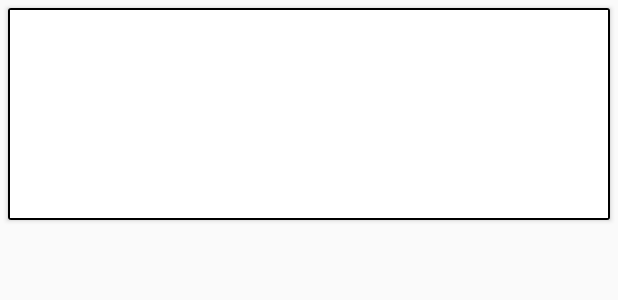
After one commit to nestorcalvo/Peluchitos, an Android app: the layout peluchitos_items.xml on its own in the app's theme, with its tools: preview values and no code run, on a phone screen of 412 x 824 dp. The commit adds this screen. Shown: the top 300 px of the screen. Run offline under Robolectric (Android 15) with nearby library versions, the phone set to English and light mode, and no system bars.

Commit message:
***Peluchitos***
All ready except design

```diff
--- a/app/src/main/java/com/nestorcalvo/peluchitos/MainActivity.kt
+++ b/app/src/main/java/com/nestorcalvo/peluchitos/MainActivity.kt
@@ -104,6 +104,7 @@ class MainActivity : AppCompatActivity(), NavigationView.OnNavigationItemSelecte
                 val inventoryFragment = InventoryFragment()
                 sendArguments(inventoryFragment)
                 transition.replace(R.id.fragmentLayout,inventoryFragment).commit()
+
             }
 
         }
--- /dev/null
+++ b/app/src/main/res/drawable/border.xml
@@ -0,0 +1,7 @@
+<?xml version="1.0" encoding="utf-8"?>
+<shape xmlns:android="http://schemas.android.com/apk/res/android"
+       android:shape="rectangle">
+    <stroke
+            android:width="1dip"
+            android:color="@android:color/black" />
+</shape>
--- /dev/null
+++ b/app/src/main/res/layout/peluchitos_items.xml
@@ -0,0 +1,45 @@
+<?xml version="1.0" encoding="utf-8"?>
+<androidx.cardview.widget.CardView
+        xmlns:android="http://schemas.android.com/apk/res/android"
+        android:orientation="horizontal"
+        android:layout_width="match_parent"
+        android:layout_margin="5dp"
+        android:layout_height="wrap_content">
+    <LinearLayout
+            android:orientation="vertical"
+            android:layout_width="match_parent"
+            android:padding="5dp"
+            android:layout_height="wrap_content" android:background="@drawable/border">
+        <androidx.appcompat.widget.AppCompatTextView
+                android:layout_height="match_parent" android:layout_width="match_parent"
+                android:textSize="24sp"
+                android:gravity="start"
+                android:id="@+id/tvID"
+                android:fontFamily="sans-serif-black"
+                android:textColor="@android:color/black"/>
+        <androidx.appcompat.widget.AppCompatTextView
+                android:layout_height="match_parent" android:layout_width="match_parent"
+                android:textSize="24sp"
+                android:gravity="start"
+                android:id="@+id/tvNombre"
+                android:fontFamily="sans-serif-black"
+                android:textColor="@android:color/black"/>
+        <androidx.appcompat.widget.AppCompatTextView
+                android:layout_height="match_parent" android:layout_width="match_parent"
+                android:textSize="24sp"
+                android:gravity="start"
+                android:id="@+id/tvCantidad"
+                android:fontFamily="sans-serif-black"
+                android:textColor="@android:color/black"/>
+        <androidx.appcompat.widget.AppCompatTextView
+                android:layout_height="match_parent" android:layout_width="match_parent"
+                android:textSize="24sp"
+                android:gravity="start"
+                android:id="@+id/tvPrecio"
+                android:fontFamily="sans-serif-black"
+                android:textColor="@android:color/black"/>
+
+    </LinearLayout>
+
+
+</androidx.cardview.widget.CardView>
--- a/app/src/main/res/values/strings.xml
+++ b/app/src/main/res/values/strings.xml
@@ -26,5 +26,7 @@
     <string name="buscar">Buscar</string>
     <string name="tvdelete">Eliminar peluche</string>
     <string name="eliminar">Eliminar</string>
+    <string name="add_success">Añadido con exito</string>
+    <string name="error">Todos los campos deben ser llenados</string>
 
 </resources>
```
Also changed, not shown: app/src/main/java/com/nestorcalvo/peluchitos/AddFragment.kt (+2 -6 lines), app/src/main/java/com/nestorcalvo/peluchitos/InventoryFragment.kt (+21 -1 lines), app/src/main/java/com/nestorcalvo/peluchitos/PeluchitosAdapter.kt (added, +50 -0 lines), app/src/main/java/com/nestorcalvo/peluchitos/SearchFragment.kt (+21 -4 lines), app/src/main/res/layout/fragment_inventory.xml (+15 -11 lines), app/src/main/res/layout/fragment_search.xml (+8 -1 lines).
